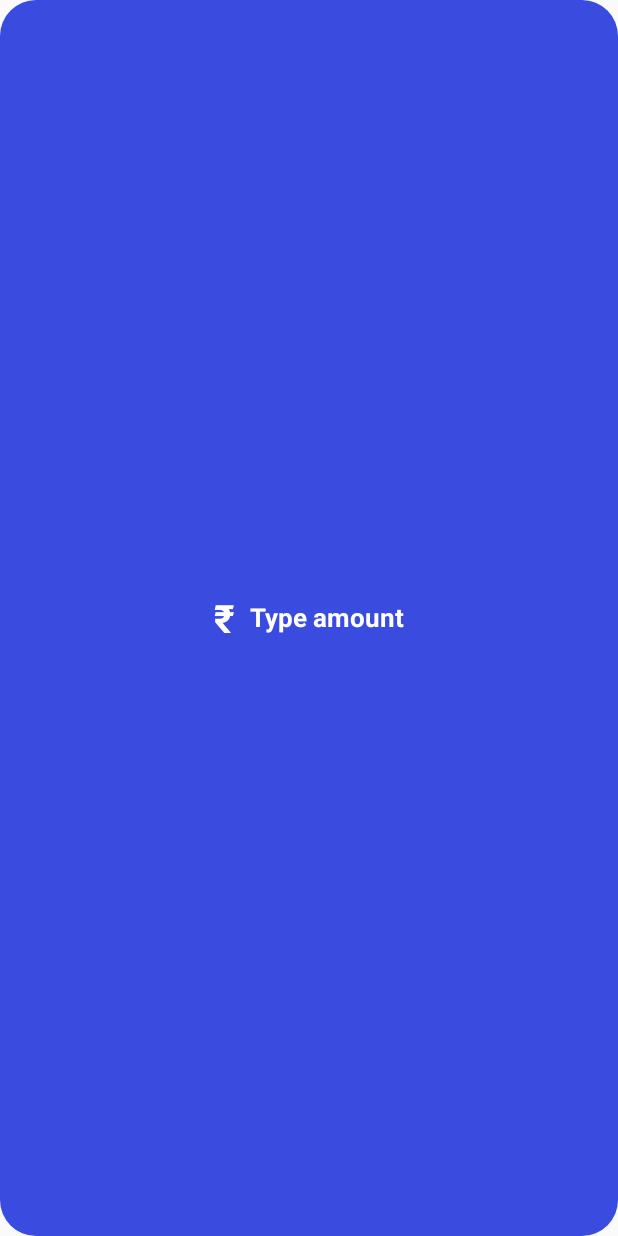
After one commit to CHAMANRK/Chaman-qr, an Android app: the layout widget_quick.xml on its own in the app's theme, with its tools: preview values and no code run, on a phone screen of 412 x 824 dp. The commit adds this screen. Run offline under Robolectric (Android 15) with nearby library versions, the phone set to English and light mode, and no system bars.

Commit message:
v0.9 home widget with amount keypad to show mode

```diff
--- a/app/build.gradle
+++ b/app/build.gradle
@@ -10,8 +10,8 @@ android {
         applicationId 'com.chaman.qr'
         minSdk 29
         targetSdk 34
-        versionCode 8
-        versionName '0.8'
+        versionCode 9
+        versionName '0.9'
     }
 
     def ksPath = System.getenv('KEYSTORE_PATH')
--- /dev/null
+++ b/app/src/main/res/drawable/widget_bg.xml
@@ -0,0 +1,5 @@
+<?xml version="1.0" encoding="utf-8"?>
+<shape xmlns:android="http://schemas.android.com/apk/res/android" android:shape="rectangle">
+    <solid android:color="#3A4BE0" />
+    <corners android:radius="24dp" />
+</shape>
--- /dev/null
+++ b/app/src/main/res/layout/widget_quick.xml
@@ -0,0 +1,33 @@
+<?xml version="1.0" encoding="utf-8"?>
+<FrameLayout xmlns:android="http://schemas.android.com/apk/res/android"
+    android:id="@+id/widget_root"
+    android:layout_width="match_parent"
+    android:layout_height="match_parent"
+    android:background="@drawable/widget_bg"
+    android:padding="10dp">
+
+    <LinearLayout
+        android:layout_width="wrap_content"
+        android:layout_height="wrap_content"
+        android:layout_gravity="center"
+        android:gravity="center_vertical"
+        android:orientation="horizontal">
+
+        <TextView
+            android:layout_width="wrap_content"
+            android:layout_height="wrap_content"
+            android:text="₹"
+            android:textColor="#FFFFFF"
+            android:textSize="26sp"
+            android:textStyle="bold" />
+
+        <TextView
+            android:layout_width="wrap_content"
+            android:layout_height="wrap_content"
+            android:layout_marginStart="10dp"
+            android:text="Type amount"
+            android:textColor="#FFFFFF"
+            android:textSize="17sp"
+            android:textStyle="bold" />
+    </LinearLayout>
+</FrameLayout>
```
Also changed, not shown: app/src/main/AndroidManifest.xml (+13 -0 lines), app/src/main/java/com/chaman/qr/MainActivity.java (+35 -0 lines), app/src/main/java/com/chaman/qr/QuickWidget.java (added, +26 -0 lines), app/src/main/res/xml/quick_widget_info.xml (added, +10 -0 lines), 2 other files.
